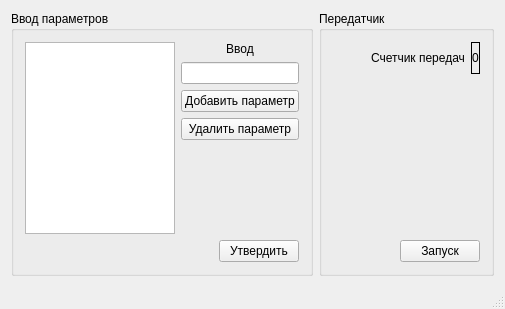
Before: the Qt Designer form View/mainwindow.ui in ReCursia/Imitator, drawn with Qt 5.
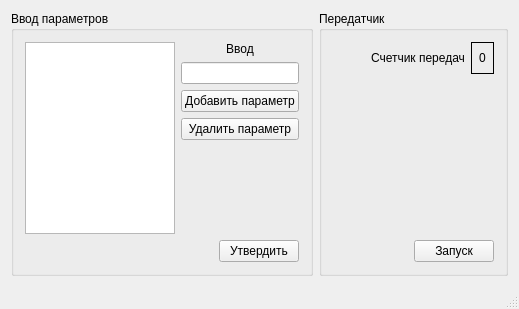
After: the same form once the commit is applied. Custom widgets are drawn as their Qt base class.

Diff of the .ui file:
```diff
--- a/View/mainwindow.ui
+++ b/View/mainwindow.ui
@@ -6,8 +6,8 @@
    <rect>
     <x>0</x>
     <y>0</y>
-    <width>484</width>
-    <height>304</height>
+    <width>519</width>
+    <height>309</height>
    </rect>
   </property>
   <property name="windowTitle">
```
Left out of the diff: 5 changed lines with no effect on the pictures.
